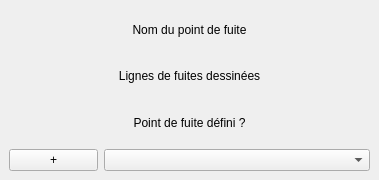
Above: src/QLabelling/qt/QArrangementLabellingVanishingPointsWidget.ui from oliviertournaire/QLabelling before the change. Below: the same form after it.
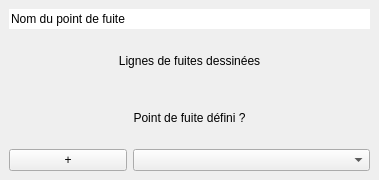
That is the form after the change. Icons and pictures are not drawn.

Commit message: modification of many options of vanishing points; can choose a vanishing point name; vanishing lines drawing more accurate; erasing bugs fixed;automatic switch between buttons if an action is not possible yet; number of edges defining a vanishing point written in the vanishing point widget

```diff
--- a/src/QLabelling/qt/QArrangementLabellingVanishingPointsWidget.ui
+++ b/src/QLabelling/qt/QArrangementLabellingVanishingPointsWidget.ui
@@ -20,6 +20,19 @@
       <property name="sizeConstraint">
        <enum>QLayout::SetDefaultConstraint</enum>
       </property>
+      <item row="2" column="0" colspan="3">
+       <widget class="QLabel" name="label_4">
+        <property name="text">
+         <string>Point de fuite défini ?</string>
+        </property>
+        <property name="alignment">
+         <set>Qt::AlignCenter</set>
+        </property>
+       </widget>
+      </item>
+      <item row="3" column="1" colspan="2">
+       <widget class="QComboBox" name="comboBox"/>
+      </item>
       <item row="3" column="0">
        <widget class="QPushButton" name="plusbutton">
         <property name="text">
@@ -27,24 +40,7 @@
         </property>
        </widget>
       </item>
-      <item row="3" column="1" colspan="3">
-       <widget class="QComboBox" name="comboBox">
-        <property name="editable">
-         <bool>false</bool>
-        </property>
-       </widget>
-      </item>
-      <item row="2" column="0" colspan="4">
-       <widget class="QLabel" name="label_4">
-        <property name="text">
-         <string>Point de fuite défini ?</string>
-        </property>
-        <property name="alignment">
-         <set>Qt::AlignCenter</set>
-        </property>
-       </widget>
-      </item>
-      <item row="1" column="0" colspan="4">
+      <item row="1" column="0" colspan="3">
        <widget class="QLabel" name="label_3">
         <property name="text">
          <string>Lignes de fuites dessinées</string>
@@ -54,13 +50,13 @@
         </property>
        </widget>
       </item>
-      <item row="0" column="0" colspan="4">
-       <widget class="QLabel" name="label_2">
+      <item row="0" column="0" colspan="3">
+       <widget class="QLineEdit" name="lineEdit">
         <property name="text">
          <string>Nom du point de fuite</string>
         </property>
-        <property name="alignment">
-         <set>Qt::AlignCenter</set>
+        <property name="frame">
+         <bool>false</bool>
         </property>
        </widget>
       </item>
```
Left out of the diff: 19 changed lines with no effect on the pictures. The commit also changes 13 other files.
